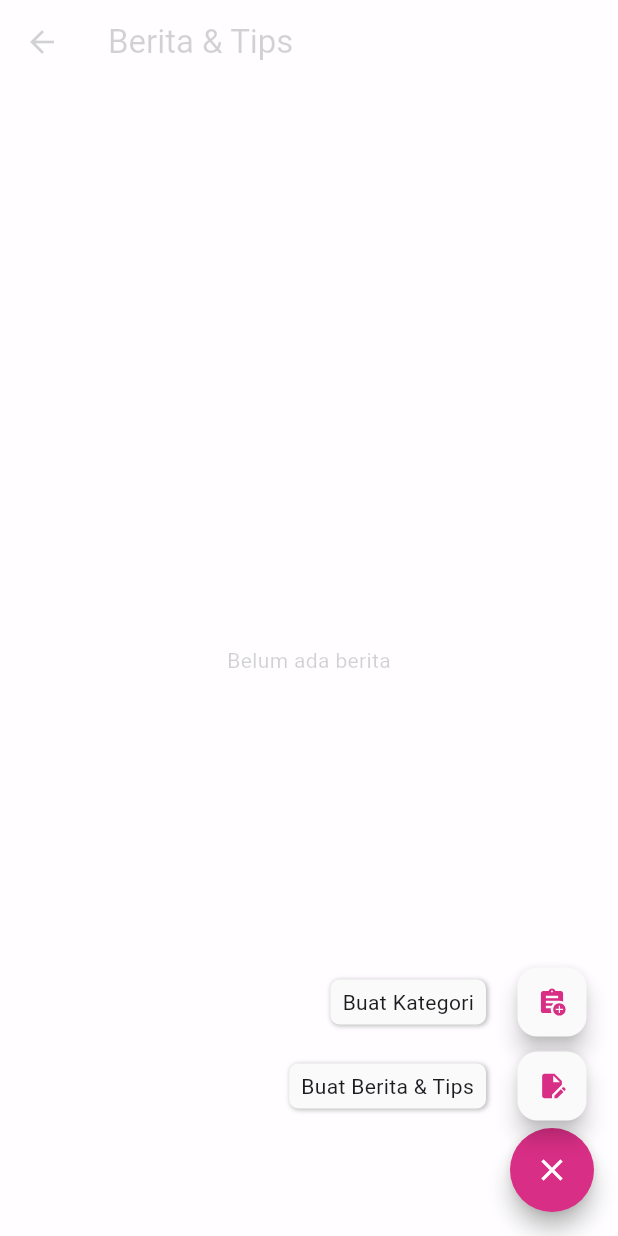
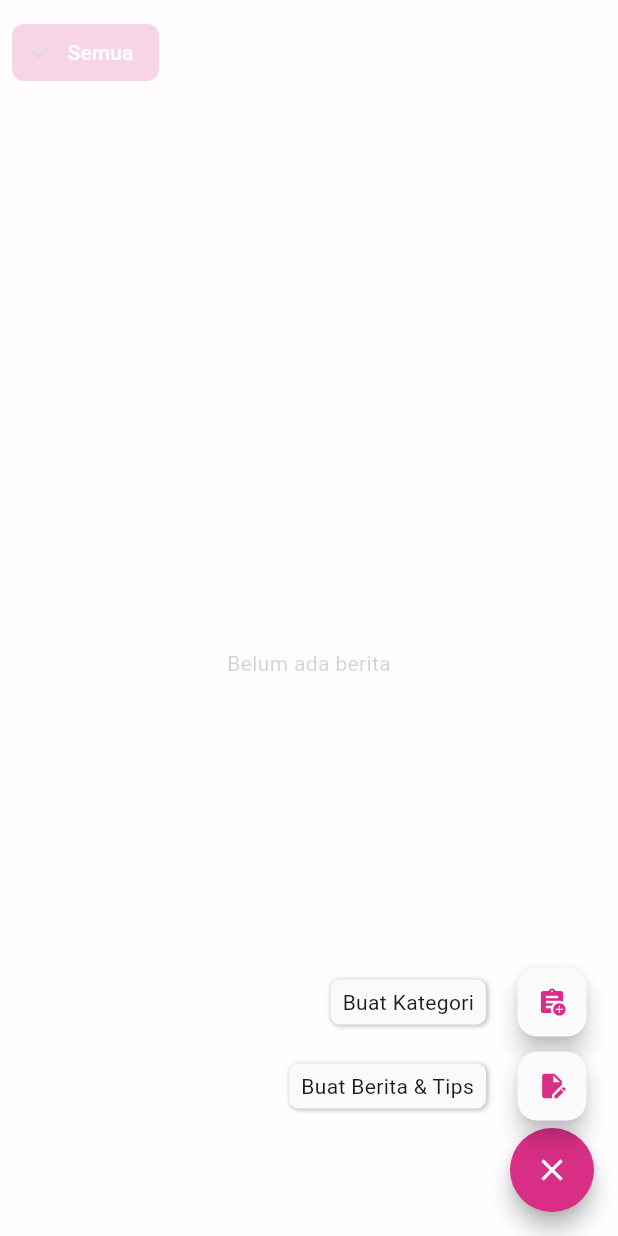
Before and after one commit to galihtra/admin_fitmom, a Flutter app: the NewsListScreen screen opened directly, after a tap on the "add" icon, on a phone screen of 412 x 824 dp. Run offline on Flutter 3.47's test engine with Material 3 defaults, Android fonts, the light colour scheme and no system bars; drawn by our look-alikes of flutter_speed_dial; our stand-ins replace cloud_firestore, firebase_auth, firebase_core, firebase_storage, flutter_svg, image_picker; accounts and stored records are empty; network calls fail.

Commit message:
add filter category in list news screen

```diff
--- a/lib/presentation/screen/news/news_list_screen.dart
+++ b/lib/presentation/screen/news/news_list_screen.dart
@@ -1,20 +1,41 @@
-import 'package:admin_fitmom/core/utils/my_strings.dart';
+import 'package:admin_fitmom/core/utils/dimensions.dart';
 import 'package:flutter/material.dart';
 import '../../../data/model/news/news_model.dart';
 import '../../../data/services/news/news_service.dart';
-import 'details_news/news_detail_screen.dart';
+import '../../../data/services/category_news/category_news_service.dart';
 import 'widget/floating_action_button_custom.dart';
+import 'widget/category_filter_widget.dart';
+import 'widget/news_card_widget.dart';
 
-class NewsListScreen extends StatelessWidget {
+class NewsListScreen extends StatefulWidget {
+  const NewsListScreen({super.key});
+
+  @override
+  _NewsListScreenState createState() => _NewsListScreenState();
+}
+
+class _NewsListScreenState extends State<NewsListScreen> {
   final NewsService _newsService = NewsService();
-
-  NewsListScreen({super.key});
+  final CategoryNewsService _categoryService = CategoryNewsService();
+  String? _selectedCategory;
 
   @override
   Widget build(BuildContext context) {
     return Scaffold(
-      appBar: AppBar(title: const Text(MyStrings.beritaDanTips)),
-      body: StreamBuilder<List<NewsModel>>(
+      body: Padding(
+        padding: const EdgeInsets.only(top: Dimensions.space10),
+        child: Column(
+          children: [
+            CategoryFilterWidget(
+              categoryService: _categoryService,
+              onCategorySelected: (category) {
+                setState(() {
+                  _selectedCategory = category;
+                });
+              },
+            ),
+            Expanded(
+              child: StreamBuilder<List<NewsModel>>(
                 stream: _newsService.getNewsList(),
                 builder: (context, snapshot) {
                   if (snapshot.connectionState == ConnectionState.waiting) {
@@ -26,28 +47,26 @@ class NewsListScreen extends StatelessWidget {
                   }
 
                   final newsList = snapshot.data!;
+                  final filteredNews = _selectedCategory == null
+                      ? newsList
+                      : newsList
+                          .where((news) => news.category == _selectedCategory)
+                          .toList();
 
                   return ListView.builder(
-            itemCount: newsList.length,
+                    padding:
+                        const EdgeInsets.symmetric(horizontal: 16, vertical: 8),
+                    itemCount: filteredNews.length,
                     itemBuilder: (context, index) {
-              final news = newsList[index];
-              return ListTile(
-                leading: Image.network(news.imageUrl,
-                    width: 50, height: 50, fit: BoxFit.cover),
-                title: Text(news.title,
-                    maxLines: 1, overflow: TextOverflow.ellipsis),
-                subtitle: Text(news.category),
-                onTap: () {
-                  Navigator.push(
-                    context,
-                    MaterialPageRoute(
-                        builder: (context) => NewsDetailScreen(news: news)),
-                  );
+                      final news = filteredNews[index];
+                      return NewsCardWidget(news: news);
                     },
                   );
                 },
-          );
-        },
+              ),
+            ),
+          ],
+        ),
       ),
       floatingActionButton: const FloatingActionButtonCustom(),
     );
--- /dev/null
+++ b/lib/presentation/screen/news/widget/category_filter_widget.dart
@@ -0,0 +1,77 @@
+import 'package:flutter/material.dart';
+import '../../../../core/utils/my_color.dart';
+import '../../../../data/model/category/category_news_model.dart';
+import '../../../../data/services/category_news/category_news_service.dart';
+
+class CategoryFilterWidget extends StatefulWidget {
+  final CategoryNewsService categoryService;
+  final Function(String?) onCategorySelected;
+
+  const CategoryFilterWidget({
+    super.key,
+    required this.categoryService,
+    required this.onCategorySelected,
+  });
+
+  @override
+  _CategoryFilterWidgetState createState() => _CategoryFilterWidgetState();
+}
+
+class _CategoryFilterWidgetState extends State<CategoryFilterWidget> {
+  String? _selectedCategory;
+
+  @override
+  Widget build(BuildContext context) {
+    return SizedBox(
+      height: 50,
+      child: StreamBuilder<List<CategoryNewsModel>>(
+        stream: widget.categoryService.getCategories(),
+        builder: (context, snapshot) {
+          if (!snapshot.hasData) {
+            return const Center(child: CircularProgressIndicator());
+          }
+
+          final categories = snapshot.data!;
+          return ListView(
+            scrollDirection: Axis.horizontal,
+            children: [
+              Padding(
+                padding: const EdgeInsets.symmetric(horizontal: 8.0),
+                child: ChoiceChip(
+                  label: const Text("Semua"),
+                  selected: _selectedCategory == null,
+                  selectedColor: MyColor.secondaryColor,
+                  labelStyle: TextStyle(
+                    color:
+                        _selectedCategory == null ? Colors.white : Colors.black,
+                  ),
+                  onSelected: (_) {
+                    setState(() => _selectedCategory = null);
+                    widget.onCategorySelected(null);
+                  },
+                ),
+              ),
+              ...categories.map((category) => Padding(
+                    padding: const EdgeInsets.symmetric(horizontal: 8.0),
+                    child: ChoiceChip(
+                      label: Text(category.category),
+                      selected: _selectedCategory == category.category,
+                      selectedColor: MyColor.secondaryColor,
+                      labelStyle: TextStyle(
+                        color: _selectedCategory == category.category
+                            ? Colors.white
+                            : Colors.black,
+                      ),
+                      onSelected: (_) {
+                        setState(() => _selectedCategory = category.category);
+                        widget.onCategorySelected(category.category);
+                      },
+                    ),
+                  )),
+            ],
+          );
+        },
+      ),
+    );
+  }
+}
```
Also changed, not shown: lib/presentation/screen/news/details_news/news_detail_screen.dart (+60 -17 lines), lib/presentation/screen/news/widget/news_card_widget.dart (added, +91 -0 lines). Lines whose indentation alone changed are shown as unchanged.
